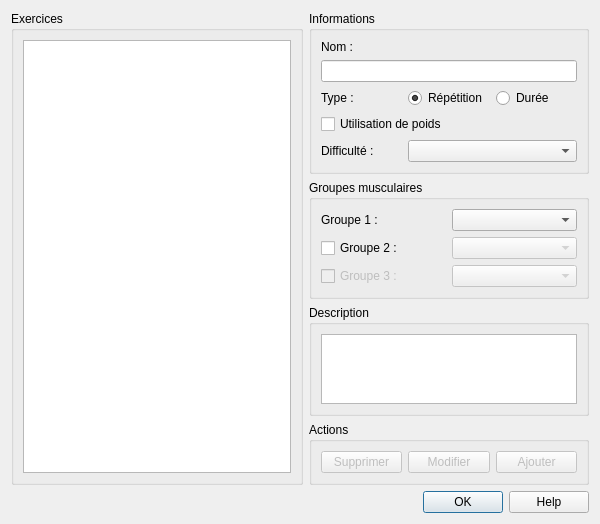
Old version of the form src/exercisesdialog.ui in the repository oktal/bodeasy.
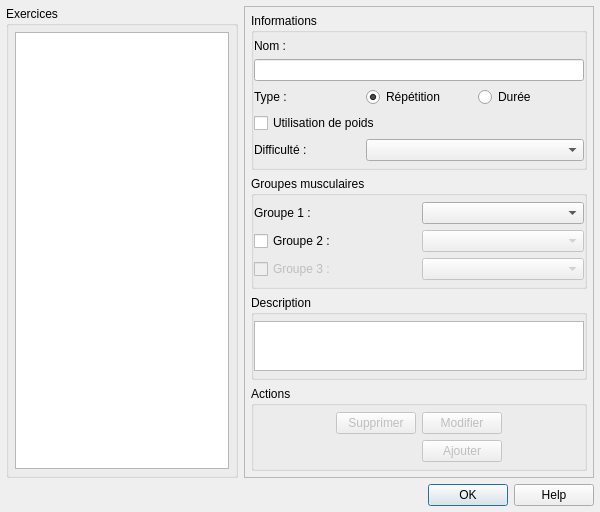
New version of the form. Icons and pictures are not drawn. Custom widgets are drawn as their Qt base class.

Commit message: Reworks layouts.

```diff
--- a/src/exercisesdialog.ui
+++ b/src/exercisesdialog.ui
@@ -18,10 +18,16 @@
     <normaloff>:/images/exercise-icon.png</normaloff>:/images/exercise-icon.png</iconset>
   </property>
   <layout class="QGridLayout" name="gridLayout">
-   <item row="0" column="0" rowspan="4">
+   <property name="margin">
+    <number>6</number>
+   </property>
+   <property name="spacing">
+    <number>6</number>
+   </property>
+   <item row="0" column="0">
     <widget class="QGroupBox" name="groupBox">
      <property name="sizePolicy">
-      <sizepolicy hsizetype="Expanding" vsizetype="Preferred">
+      <sizepolicy hsizetype="Expanding" vsizetype="Expanding">
        <horstretch>0</horstretch>
        <verstretch>0</verstretch>
       </sizepolicy>
@@ -30,6 +36,12 @@
       <string>Exercices</string>
      </property>
      <layout class="QVBoxLayout" name="verticalLayout">
+      <property name="spacing">
+       <number>6</number>
+      </property>
+      <property name="margin">
+       <number>6</number>
+      </property>
       <item>
        <widget class="pListView" name="lstExercises"/>
       </item>
@@ -37,11 +49,56 @@
     </widget>
    </item>
    <item row="0" column="1">
+    <widget class="QFrame" name="frame">
+     <property name="sizePolicy">
+      <sizepolicy hsizetype="Fixed" vsizetype="Preferred">
+       <horstretch>0</horstretch>
+       <verstretch>0</verstretch>
+      </sizepolicy>
+     </property>
+     <property name="minimumSize">
+      <size>
+       <width>350</width>
+       <height>0</height>
+      </size>
+     </property>
+     <property name="frameShape">
+      <enum>QFrame::StyledPanel</enum>
+     </property>
+     <property name="frameShadow">
+      <enum>QFrame::Raised</enum>
+     </property>
+     <layout class="QVBoxLayout" name="verticalLayout_3">
+      <property name="spacing">
+       <number>6</number>
+      </property>
+      <property name="margin">
+       <number>6</number>
+      </property>
+      <item>
     <widget class="QGroupBox" name="groupBox_2">
      <property name="title">
       <string>Informations</string>
      </property>
+        <property name="flat">
+         <bool>true</bool>
+        </property>
      <layout class="QGridLayout" name="gridLayout_2">
+         <property name="leftMargin">
+          <number>0</number>
+         </property>
+         <property name="topMargin">
+          <number>6</number>
+         </property>
+         <property name="rightMargin">
+          <number>0</number>
+         </property>
+         <property name="bottomMargin">
+          <number>6</number>
+         </property>
+         <property name="spacing">
+          <number>6</number>
+         </property>
       <item row="0" column="0" colspan="3">
        <widget class="QLabel" name="label">
         <property name="text">
@@ -105,12 +162,30 @@
      </layout>
     </widget>
    </item>
-   <item row="1" column="1">
+      <item>
     <widget class="QGroupBox" name="groupBox_3">
      <property name="title">
       <string>Groupes musculaires</string>
      </property>
+        <property name="flat">
+         <bool>true</bool>
+        </property>
      <layout class="QGridLayout" name="gridLayout_3">
+         <property name="leftMargin">
+          <number>0</number>
+         </property>
+         <property name="topMargin">
+          <number>6</number>
+         </property>
+         <property name="rightMargin">
+          <number>0</number>
+         </property>
+         <property name="bottomMargin">
+          <number>6</number>
+         </property>
+         <property name="spacing">
+          <number>6</number>
+         </property>
       <item row="0" column="0">
        <widget class="QLabel" name="label_5">
         <property name="text">
@@ -155,32 +230,75 @@
      </layout>
     </widget>
    </item>
-   <item row="2" column="1">
+      <item>
     <widget class="QGroupBox" name="groupBox_4">
      <property name="title">
       <string>Description</string>
      </property>
+        <property name="flat">
+         <bool>true</bool>
+        </property>
      <layout class="QVBoxLayout" name="verticalLayout_2">
+         <property name="spacing">
+          <number>6</number>
+         </property>
+         <property name="leftMargin">
+          <number>0</number>
+         </property>
+         <property name="topMargin">
+          <number>6</number>
+         </property>
+         <property name="rightMargin">
+          <number>0</number>
+         </property>
+         <property name="bottomMargin">
+          <number>6</number>
+         </property>
       <item>
        <widget class="QPlainTextEdit" name="pteDescription">
-        <property name="sizePolicy">
-         <sizepolicy hsizetype="Preferred" vsizetype="Expanding">
-          <horstretch>0</horstretch>
-          <verstretch>0</verstretch>
-         </sizepolicy>
+           <property name="minimumSize">
+            <size>
+             <width>0</width>
+             <height>50</height>
+            </size>
         </property>
        </widget>
       </item>
      </layout>
     </widget>
    </item>
-   <item row="3" column="1">
+      <item>
     <widget class="QGroupBox" name="groupBox_5">
      <property name="title">
       <string>Actions</string>
      </property>
-     <layout class="QHBoxLayout" name="horizontalLayout_2">
-      <item>
+        <property name="flat">
+         <bool>true</bool>
+        </property>
+        <layout class="QGridLayout" name="gridLayout_4">
+         <property name="margin">
+          <number>6</number>
+         </property>
+         <property name="spacing">
+          <number>6</number>
+         </property>
+         <item row="0" column="0" rowspan="2">
+          <spacer name="horizontalSpacer">
+           <property name="orientation">
+            <enum>Qt::Horizontal</enum>
+           </property>
+           <property name="sizeType">
+            <enum>QSizePolicy::MinimumExpanding</enum>
+           </property>
+           <property name="sizeHint" stdset="0">
+            <size>
+             <width>0</width>
+             <height>8</height>
+            </size>
+           </property>
+          </spacer>
+         </item>
+         <item row="0" column="1">
        <widget class="QPushButton" name="btnDelete">
         <property name="enabled">
          <bool>false</bool>
@@ -194,7 +312,7 @@
         </property>
        </widget>
       </item>
-      <item>
+         <item row="0" column="2">
        <widget class="QPushButton" name="btnModify">
         <property name="enabled">
          <bool>false</bool>
@@ -208,7 +326,23 @@
         </property>
        </widget>
       </item>
-      <item>
+         <item row="0" column="3" rowspan="2">
+          <spacer name="horizontalSpacer_2">
+           <property name="orientation">
+            <enum>Qt::Horizontal</enum>
+           </property>
+           <property name="sizeType">
+            <enum>QSizePolicy::MinimumExpanding</enum>
+           </property>
+           <property name="sizeHint" stdset="0">
+            <size>
+             <width>0</width>
+             <height>8</height>
+            </size>
+           </property>
+          </spacer>
+         </item>
+         <item row="1" column="2">
        <widget class="QPushButton" name="btnAdd">
         <property name="enabled">
          <bool>false</bool>
@@ -225,7 +359,10 @@
      </layout>
     </widget>
    </item>
-   <item row="4" column="0" colspan="2">
+     </layout>
+    </widget>
+   </item>
+   <item row="1" column="0" colspan="2">
     <widget class="QDialogButtonBox" name="buttonBox">
      <property name="standardButtons">
       <set>QDialogButtonBox::Help|QDialogButtonBox::Ok</set>
```
Left out of the diff: 20 changed lines with no effect on the pictures. Lines whose indentation alone changed are shown as unchanged. The commit also changes 3 other files.
